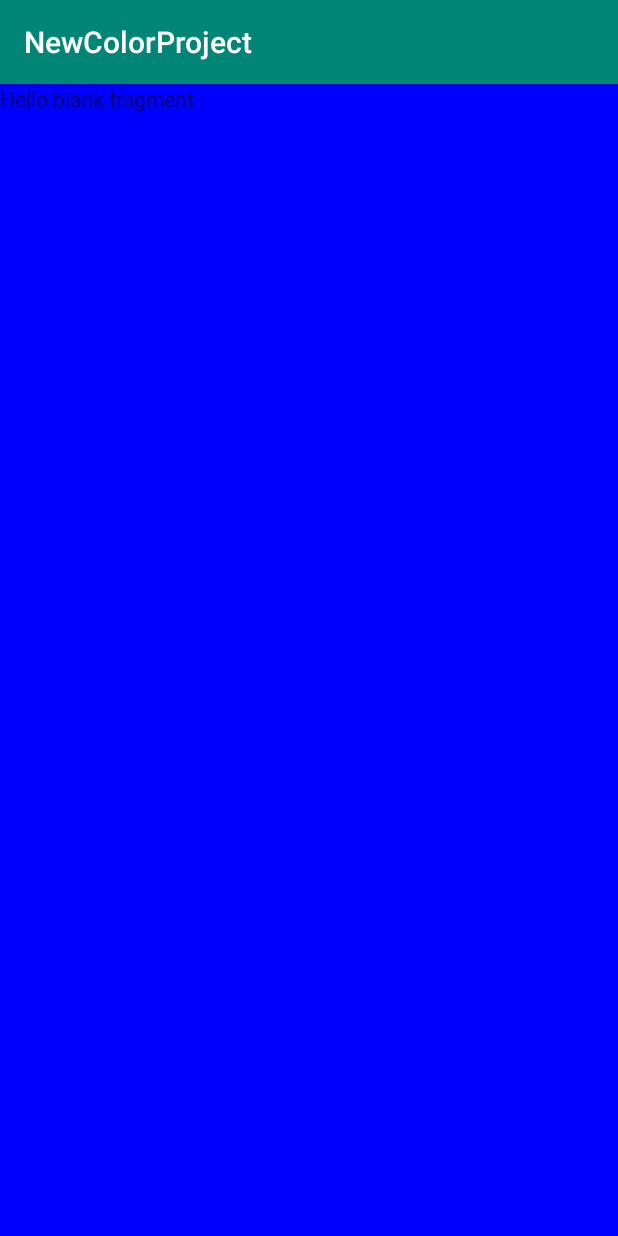
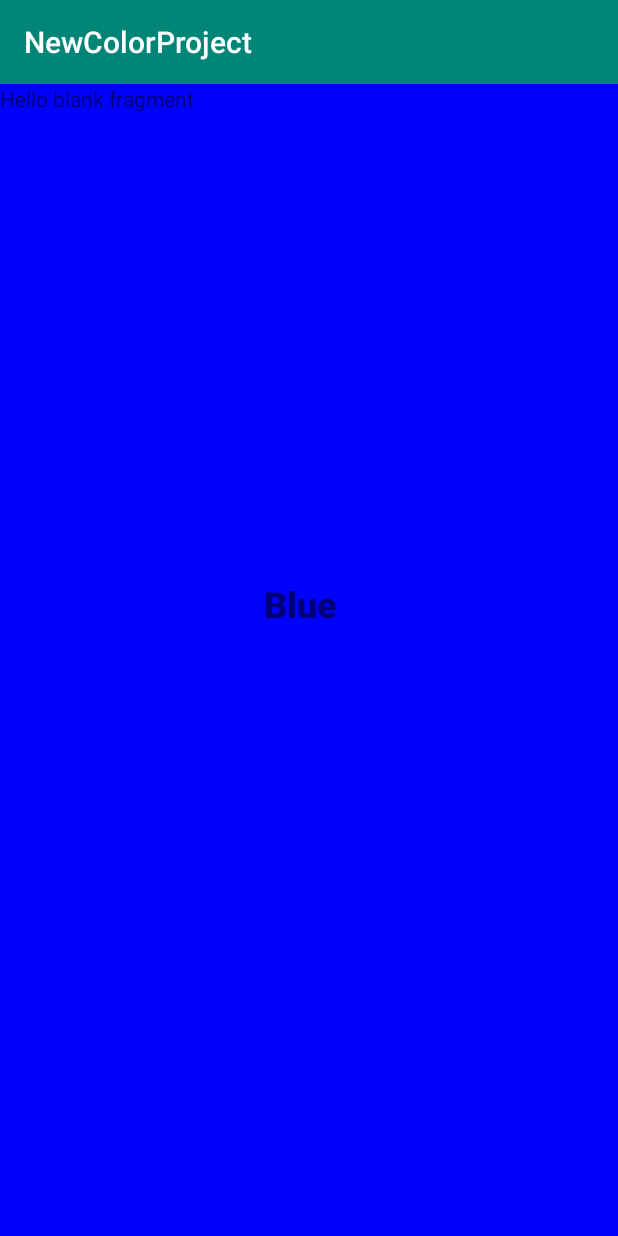
Before and after one commit to ShakeelAlibhai/CIS3515_Project4, an Android app: the fragment CanvasFragment shown on its own in the app's theme, on a phone screen of 412 x 824 dp. Run offline under Robolectric (Android 15) with nearby library versions, the phone set to English and light mode, and no system bars.

Commit message:
Add code for TextView in CanvasFragment

```diff
--- a/app/src/main/java/edu/temple/newcolorproject/CanvasFragment.java
+++ b/app/src/main/java/edu/temple/newcolorproject/CanvasFragment.java
@@ -1,6 +1,7 @@
 package edu.temple.newcolorproject;
 
 import android.content.Context;
+import android.content.res.Resources;
 import android.graphics.Color;
 import android.net.Uri;
 import android.os.Bundle;
@@ -10,6 +11,7 @@ import androidx.fragment.app.Fragment;
 import android.view.LayoutInflater;
 import android.view.View;
 import android.view.ViewGroup;
+import android.widget.TextView;
 
 
 /**
@@ -48,6 +50,12 @@ public class CanvasFragment extends Fragment {
 
         v.setBackgroundColor(Color.parseColor(internalColors[colorIndex]));
 
+        TextView colorTextView = v.findViewById(R.id.colorText);
+//        Context context = getApplicationContext();
+//        Resources res = context.getResources();
+        String colors[] = getResources().getStringArray(R.array.colors_array);
+        colorTextView.setText(colors[colorIndex]);
+
         return v;
     }
 }
```
